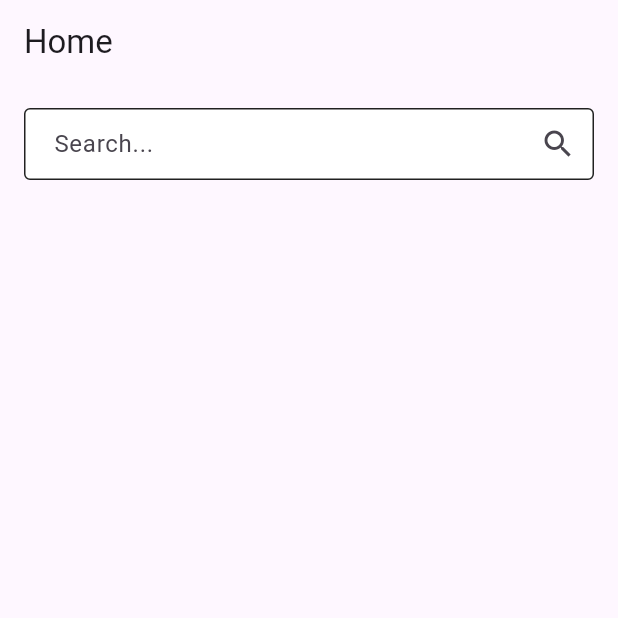
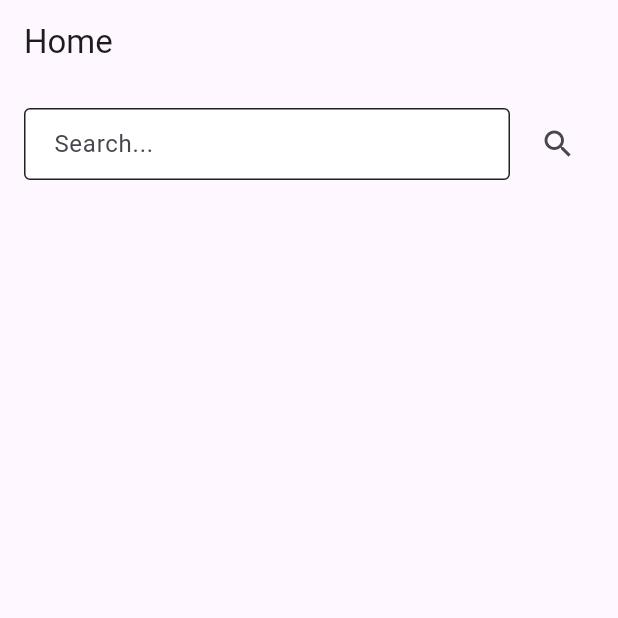
Before and after one commit to SaubhagyaSingh/tradexa_imdb, a Flutter app: the screen it shows after launch, on a phone screen of 412 x 824 dp, the top half of it. Run offline on Flutter 3.47's test engine with Material 3 defaults, Android fonts, the phone set to English and light mode, and no system bars; network calls fail.

Commit message:
1)global variables set:rapidapi set 2)Instead of live search implemented search on demand to not exhaust the api limit of 500 per month. 3)Movie tile logic set for imdb rating 4)Movie tile image size set with stack and made similar to assignment.

```diff
--- a/lib/global_variables.dart
+++ b/lib/global_variables.dart
@@ -0,0 +1,5 @@
+const String apiUrl = 'https://imdb-com.p.rapidapi.com/search';
+const Map<String, String> headers = {
+  'x-rapidapi-key': '88370e4944mshbd54830bf7c8f84p18d033jsn362256a3298c',
+  'x-rapidapi-host': 'imdb-com.p.rapidapi.com',
+};
--- a/lib/services/movie_service.dart
+++ b/lib/services/movie_service.dart
@@ -1,14 +1,9 @@
 import 'dart:convert';
 import 'package:http/http.dart' as http;
+import '../global_variables.dart';
 import '../modules/movie.dart';
 
 class MovieService {
-  static const String apiUrl = 'https://imdb-com.p.rapidapi.com/search';
-  static const Map<String, String> headers = {
-    'x-rapidapi-key': '7692100ec9msheb39e6aaaa98223p11a398jsn2b37acbb9f14',
-    'x-rapidapi-host': 'imdb-com.p.rapidapi.com',
-  };
-
   Future<List<Movie>> fetchMovies(String query) async {
     final response = await http.get(
       Uri.parse('$apiUrl?searchTerm=$query'),
--- a/lib/widgets/searchbox.dart
+++ b/lib/widgets/searchbox.dart
@@ -2,27 +2,28 @@ import 'package:flutter/material.dart';
 
 class SearchBox extends StatelessWidget {
   final TextEditingController controller;
-  final ValueChanged<String> onChanged;
+  final VoidCallback onSearch; // Callback when the search button is clicked
 
   const SearchBox({
     Key? key,
     required this.controller,
-    required this.onChanged,
+    required this.onSearch, // Add the onSearch callback
   }) : super(key: key);
 
   @override
   Widget build(BuildContext context) {
     return Padding(
       padding: const EdgeInsets.all(16.0),
+      child: Row(
+        children: [
+          Expanded(
             child: TextField(
               controller: controller,
-        onChanged: onChanged,
               decoration: InputDecoration(
                 hintText: 'Search...',
-          suffixIcon: Icon(Icons.search),
                 border: OutlineInputBorder(
                   borderSide: const BorderSide(
-              width: 1.0, // Customize the border width
+                    width: 1.0,
                   ),
                 ),
                 enabledBorder: OutlineInputBorder(
@@ -35,7 +36,7 @@ class SearchBox extends StatelessWidget {
                   borderRadius: BorderRadius.circular(8.0),
                   borderSide: const BorderSide(
                     color: Color(0xFF212121),
-              width: 2.0, // Width of the border when focused
+                    width: 2.0,
                   ),
                 ),
                 filled: true,
@@ -44,6 +45,15 @@ class SearchBox extends StatelessWidget {
                     const EdgeInsets.symmetric(vertical: 0, horizontal: 16),
               ),
             ),
+          ),
+          const SizedBox(width: 8),
+          IconButton(
+            icon: const Icon(Icons.search),
+            onPressed:
+                onSearch, // Trigger onSearch callback when button is clicked
+          ),
+        ],
+      ),
     );
   }
 }
```
Also changed, not shown: lib/controllers/my_search_controller.dart (+32 -15 lines), lib/views/home_view.dart (+5 -6 lines), lib/widgets/movie_tile.dart (+74 -26 lines), assets/proto1.png (added). Lines whose indentation alone changed are shown as unchanged.
